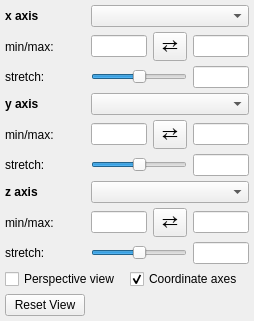
This is glue_vispy_viewers/common/viewer_options.ui in glue-viz/glue-vispy-viewers as Qt 5 draws it before an edit. The edited form follows.
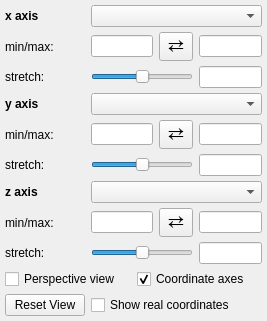
This is the edited form.

Commit message: add toggle checkbox and comment

What changed in the file:
```diff
--- a/glue_vispy_viewers/common/viewer_options.ui
+++ b/glue_vispy_viewers/common/viewer_options.ui
@@ -6,8 +6,8 @@
    <rect>
     <x>0</x>
     <y>0</y>
-    <width>254</width>
-    <height>279</height>
+    <width>267</width>
+    <height>295</height>
    </rect>
   </property>
   <property name="windowTitle">
@@ -294,6 +294,13 @@
      </property>
     </widget>
    </item>
+   <item row="11" column="3" colspan="3">
+    <widget class="QCheckBox" name="checkbox_world">
+     <property name="text">
+      <string>Show real coordinates</string>
+     </property>
+    </widget>
+   </item>
   </layout>
  </widget>
  <layoutdefault spacing="6" margin="11"/>
```
The commit also changes 2 other files.
